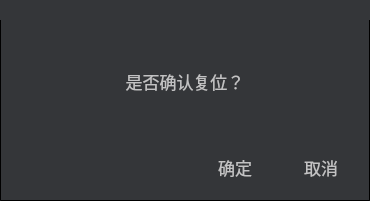
Qt form dlg_reset.ui (eeyoo/yunsheng) before a commit.
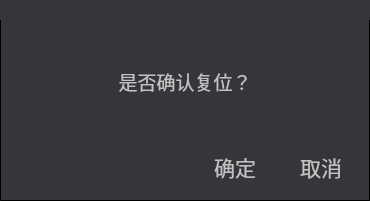
The same form after that commit. Icons and pictures are not drawn.

```diff
--- a/dlg_reset.ui
+++ b/dlg_reset.ui
@@ -15,7 +15,7 @@
   </property>
   <property name="styleSheet">
    <string notr="true">*{
-font: 13pt;
+font: 14pt;
 font-family: &quot;微软雅黑&quot;;
 }
 
@@ -38,6 +38,7 @@
 
 QPushButton {
 border: no;
+font: 16pt;
 outline: no;
 min-width: 80px;
 min-height: 50px;
```
Left out of the diff: 12 changed lines with no effect on the pictures.
